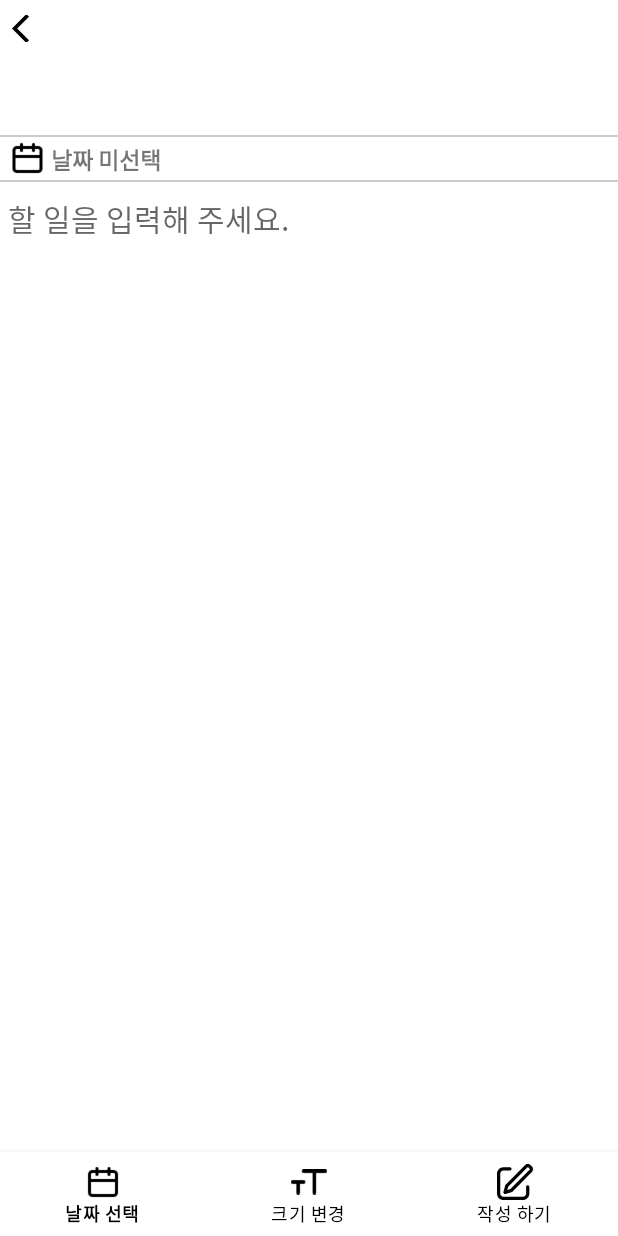
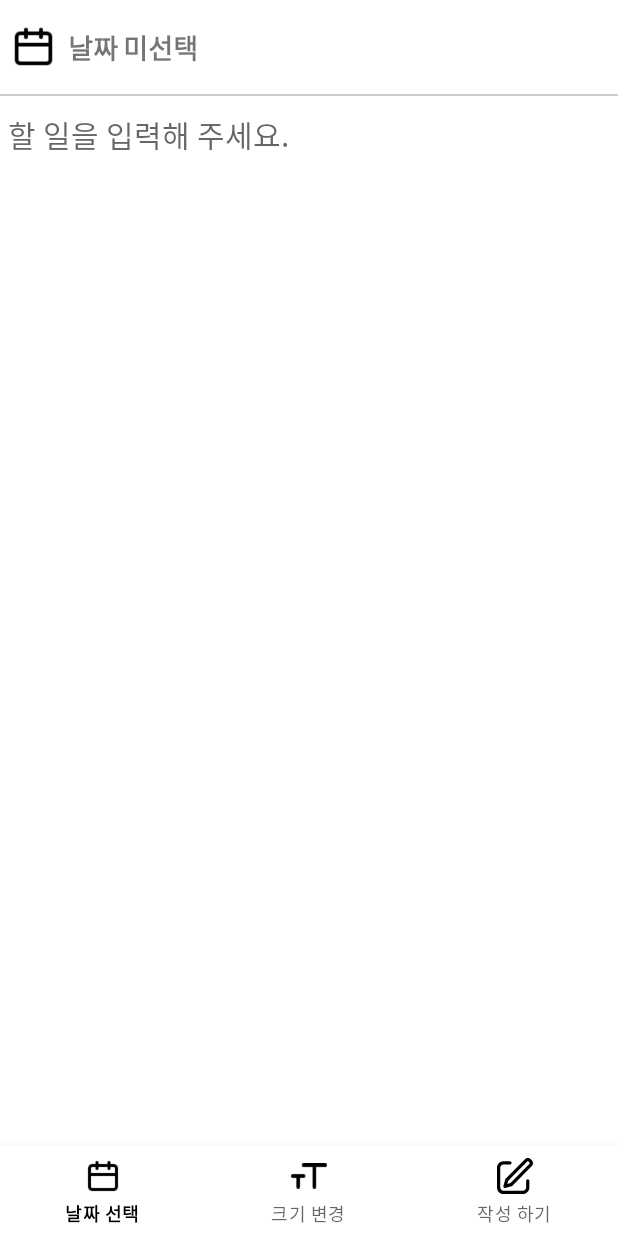
Before and after one commit to applepepsi/dontforget, an Android app: the EnterSchedule screen opened directly, with no data from a screen before it, on a phone screen of 412 x 824 dp. Run offline under Robolectric (Android 15) with nearby library versions, the light colour scheme and no system bars.

Commit message:
디자인 임시 확정

```diff
--- a/app/src/main/java/com/example/dontforget/model/EnterSchedule.kt
+++ b/app/src/main/java/com/example/dontforget/model/EnterSchedule.kt
@@ -56,9 +56,9 @@ class EnterSchedule : AppCompatActivity() {
 //            popupMenu.show()
 //        }
 
-        binding.backButton.setOnClickListener{
-            finish()
-        }
+//        binding.backButton.setOnClickListener{
+//            finish()
+//        }
 
 //        val enterScheduleIntent = Intent(this, MainActivity::class.java)
 //        binding.scheduleInputComplete.setOnClickListener {
--- a/app/src/main/java/com/example/dontforget/model/ModifySchedule.kt
+++ b/app/src/main/java/com/example/dontforget/model/ModifySchedule.kt
@@ -70,10 +70,10 @@ class ModifySchedule : AppCompatActivity() {
 //        binding.timeModifyButton.setOnClickListener {
 //            showDatePickerDialog()
 //        }
-
-        binding.backButton.setOnClickListener{
-            finish()
-        }
+//
+//        binding.backButton.setOnClickListener{
+//            finish()
+//        }
 
         val currentDateMilli = DayCalculation().getCurrentDateMillis()
 
--- a/app/src/main/res/layout/activity_enter_schedule.xml
+++ b/app/src/main/res/layout/activity_enter_schedule.xml
@@ -15,7 +15,8 @@
 
         app:layout_constraintBottom_toTopOf="@+id/cstLyMid"
         app:layout_constraintEnd_toEndOf="parent"
-        app:layout_constraintHeight_percent="0.15"
+        app:layout_constraintHeight_percent="0.08"
+
         app:layout_constraintHorizontal_bias="0.0"
         app:layout_constraintStart_toStartOf="parent"
         app:layout_constraintTop_toTopOf="parent"
@@ -24,45 +25,45 @@
         <TextView
             android:id="@+id/setDate"
             android:layout_width="0dp"
-            android:layout_height="30dp"
+            android:layout_height="60dp"
             android:background="#ffffff"
             android:fontFamily="@font/inriasans_bold"
             android:gravity="center_vertical"
-            android:paddingStart="34dp"
+            android:paddingStart="45dp"
             android:text="날짜 미선택"
-            android:textSize="15dp"
+            android:textSize="18dp"
             app:layout_constraintBottom_toBottomOf="@id/line1"
             app:layout_constraintEnd_toEndOf="parent"
             app:layout_constraintHorizontal_bias="0.0"
-            app:layout_constraintStart_toStartOf="parent" />
+            app:layout_constraintStart_toStartOf="parent"
+            app:layout_constraintTop_toTopOf="parent" />
+
+        <!--        <ImageButton-->
+        <!--            android:id="@+id/back_button"-->
+        <!--            android:layout_width="23dp"-->
+        <!--            android:layout_height="18dp"-->
+        <!--            android:layout_marginStart="10dp"-->
+        <!--            android:layout_marginTop="10dp"-->
+        <!--            android:layout_marginBottom="28dp"-->
+        <!--            android:background="@android:color/transparent"-->
+        <!--            android:scaleType="centerCrop"-->
+        <!--            app:layout_constraintBottom_toTopOf="@+id/line2"-->
+        <!--            app:layout_constraintStart_toStartOf="parent"-->
+        <!--            app:layout_constraintTop_toTopOf="parent"-->
+        <!--            app:srcCompat="@drawable/ic_baseline_arrow_back_ios_24" />-->
 
         <ImageView
             android:id="@+id/calendar"
-            android:layout_width="26dp"
-            android:layout_height="24dp"
+            android:layout_width="34dp"
+            android:layout_height="30dp"
 
             android:layout_marginStart="5dp"
-            android:layout_marginBottom="4dp"
+            android:layout_marginBottom="10dp"
             app:layout_constraintBottom_toBottomOf="@+id/setDate"
             app:layout_constraintStart_toStartOf="parent"
             app:layout_constraintTop_toTopOf="@+id/setDate"
-            app:layout_constraintVertical_bias="1.0"
+            app:layout_constraintVertical_bias="0.692"
             app:srcCompat="@drawable/calendar_icon2" />
-
-        <ImageButton
-            android:id="@+id/back_button"
-            android:layout_width="23dp"
-            android:layout_height="18dp"
-            android:layout_marginStart="8dp"
-            android:layout_marginTop="10dp"
-            android:layout_marginBottom="20dp"
-            android:background="@android:color/transparent"
-            android:scaleType="centerCrop"
-            app:layout_constraintBottom_toTopOf="@+id/calendar"
-            app:layout_constraintStart_toStartOf="parent"
-            app:layout_constraintTop_toTopOf="parent"
-            app:layout_constraintVertical_bias="0.0"
-            app:srcCompat="@drawable/ic_baseline_arrow_back_ios_24" />
 
         <View
             android:id="@+id/line1"
@@ -70,24 +71,23 @@
             android:layout_height="1dp"
 
 
-            android:layout_marginBottom="3dp"
+            android:layout_marginBottom="2dp"
             android:background="#cccccc"
             app:layout_constraintBottom_toBottomOf="parent"
             app:layout_constraintEnd_toEndOf="parent"
             app:layout_constraintHorizontal_bias="0.0"
-            app:layout_constraintStart_toStartOf="parent"
-            app:layout_constraintTop_toBottomOf="@+id/setDate" />
+            app:layout_constraintStart_toStartOf="parent" />
 
-        <View
-            android:id="@+id/line2"
-            android:layout_width="match_parent"
-            android:layout_height="1dp"
+<!--        <View-->
+<!--            android:id="@+id/line2"-->
+<!--            android:layout_width="match_parent"-->
+<!--            android:layout_height="1dp"-->
 
-            android:background="#cccccc"
-            app:layout_constraintBottom_toTopOf="@+id/setDate"
-            app:layout_constraintEnd_toEndOf="parent"
-            app:layout_constraintHorizontal_bias="0.0"
-            app:layout_constraintStart_toStartOf="parent" />
+<!--            android:background="#cccccc"-->
+<!--            app:layout_constraintBottom_toTopOf="@+id/setDate"-->
+<!--            app:layout_constraintEnd_toEndOf="parent"-->
+<!--            app:layout_constraintHorizontal_bias="0.0"-->
+<!--            app:layout_constraintStart_toStartOf="parent" />-->
     </androidx.constraintlayout.widget.ConstraintLayout>
 
     <androidx.constraintlayout.widget.ConstraintLayout
@@ -95,12 +95,12 @@
         android:layout_width="0dp"
         android:layout_height="0dp"
 
-        app:layout_constraintBottom_toTopOf="@+id/cstLyBottom"
+
+        app:layout_constraintBottom_toBottomOf="parent"
         app:layout_constraintEnd_toEndOf="parent"
-        app:layout_constraintHeight_percent="0.75
-"
+        app:layout_constraintHeight_percent="0.92"
+        app:layout_constraintHorizontal_bias="0.0"
         app:layout_constraintStart_toStartOf="parent"
-        app:layout_constraintTop_toBottomOf="@+id/cstLyTop"
         app:layout_constraintWidth_percent="1.0">
 
 
@@ -108,50 +108,48 @@
             android:id="@+id/scheduleText"
             android:layout_width="0dp"
             android:layout_height="0dp"
+            android:layout_marginTop="1dp"
             android:background="#ffffff"
             android:fontFamily="@font/inriasans_regular"
+
             android:gravity="top"
             android:hint="할 일을 입력해 주세요."
+
             android:paddingStart="5dp"
-
             android:paddingTop="7dp"
             android:textSize="20dp"
-
-            app:layout_constraintBottom_toBottomOf="parent"
+            app:layout_constraintBottom_toTopOf="@id/bottom_navigation_view"
             app:layout_constraintEnd_toEndOf="parent"
-            app:layout_constraintHorizontal_bias="1.0"
+            app:layout_constraintHorizontal_bias="0.0"
             app:layout_constraintStart_toStartOf="parent"
-            app:layout_constraintTop_toTopOf="parent"
-            app:layout_constraintVertical_bias="0.0" />
-    </androidx.constraintlayout.widget.ConstraintLayout>
-
-
-    <androidx.constraintlayout.widget.ConstraintLayout
-        android:id="@+id/cstLyBottom"
-        android:layout_width="0dp"
-        android:layout_height="0dp"
-        app:layout_constraintBottom_toBottomOf="parent"
-        app:layout_constraintEnd_toEndOf="parent"
-        app:layout_constraintHeight_percent="0.1"
-        app:layout_constraintStart_toStartOf="parent"
-        app:layout_constraintTop_toBottomOf="@+id/cstLyMid"
-        app:layout_constraintWidth_percent="1.0">
+            app:layout_constraintTop_toTopOf="parent" />
 
         <com.google.android.material.bottomnavigation.BottomNavigationView
             android:id="@+id/bottom_navigation_view"
             android:layout_width="0dp"
-            android:layout_height="wrap_content"
+            android:layout_height="60dp"
 
-            app:itemHorizontalTranslationEnabled="false"
             app:itemIconTint="#000000"
-            app:itemTextColor="@color/black"
             app:labelVisibilityMode="labeled"
             app:layout_constraintBottom_toBottomOf="parent"
             app:layout_constraintEnd_toEndOf="parent"
-            app:layout_constraintHorizontal_bias="0.0"
             app:layout_constraintStart_toStartOf="parent"
             app:menu="@menu/write_menu" />
+
     </androidx.constraintlayout.widget.ConstraintLayout>
 
 
+    <!--    <androidx.constraintlayout.widget.ConstraintLayout-->
+<!--        android:id="@+id/cstLyBottom"-->
+<!--        android:layout_width="0dp"-->
+<!--        android:layout_height="0dp"-->
+<!--        app:layout_constraintBottom_toBottomOf="parent"-->
+<!--        app:layout_constraintEnd_toEndOf="parent"-->
+<!--        app:layout_constraintHeight_percent="0.07"-->
+<!--        app:layout_constraintStart_toStartOf="parent"-->
+<!--        app:layout_constraintWidth_percent="1.0">-->
+
+<!--    </androidx.constraintlayout.widget.ConstraintLayout>-->
+
+
 </androidx.constraintlayout.widget.ConstraintLayout>
--- a/app/src/main/res/menu/write_menu.xml
+++ b/app/src/main/res/menu/write_menu.xml
@@ -4,18 +4,17 @@
         android:id="@+id/selectDate"
 
         android:icon="@drawable/calendar_icon2"
-        android:fontFamily="@font/inriasans_regular"
+
         android:title="날짜 선택" />
     <item
         android:id="@+id/textSize"
+        android:title="크기 변경"
         android:icon="@drawable/text_size_change_icon"
-        android:fontFamily="@font/inriasans_regular"
-        android:title="크기 변경"
         />
 
     <item
         android:id="@+id/write"
+        android:title="작성 하기"
         android:icon="@drawable/write_icon"
-        android:fontFamily="@font/inriasans_regular"
-        android:title="작성 하기" />
+        />
 </menu>
--- a/app/src/main/res/values/themes.xml
+++ b/app/src/main/res/values/themes.xml
@@ -14,4 +14,10 @@
         <item name="android:statusBarColor" tools:targetApi="l">?attr/colorPrimaryVariant</item>
         <!-- Customize your theme here. -->
     </style>
+
+    <style name="Widget.BottomNavigationView"
+        parent="Widget.Design.BottomNavigationView">
+        <item name="fontFamily">@font/inriasans_regular</item>
+
+    </style>
 </resources>
```
